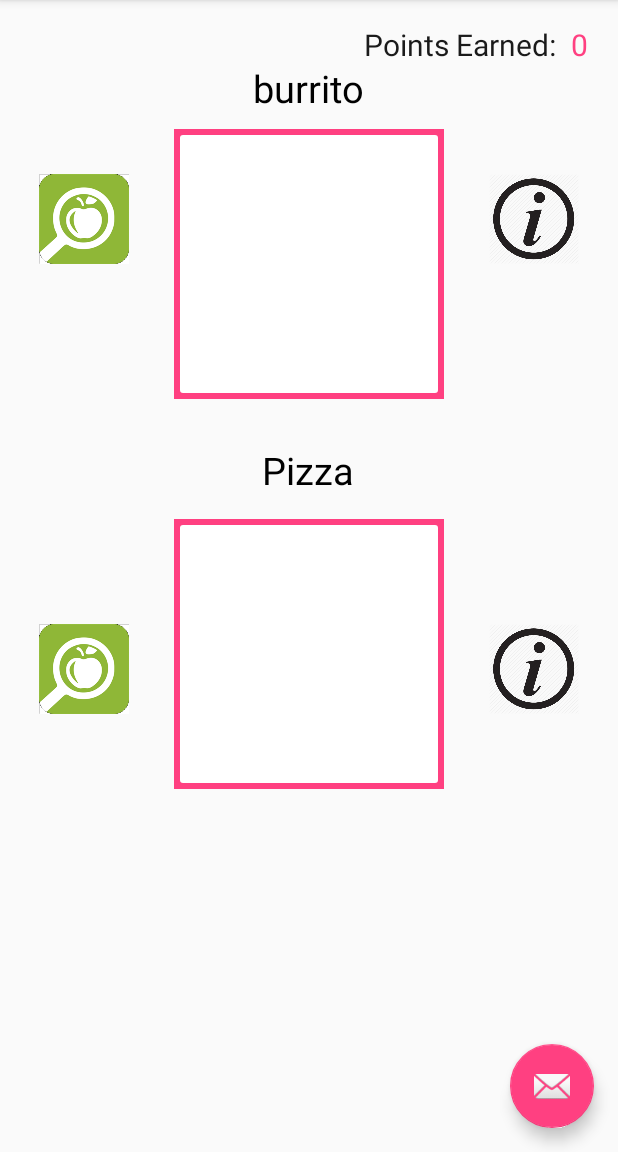
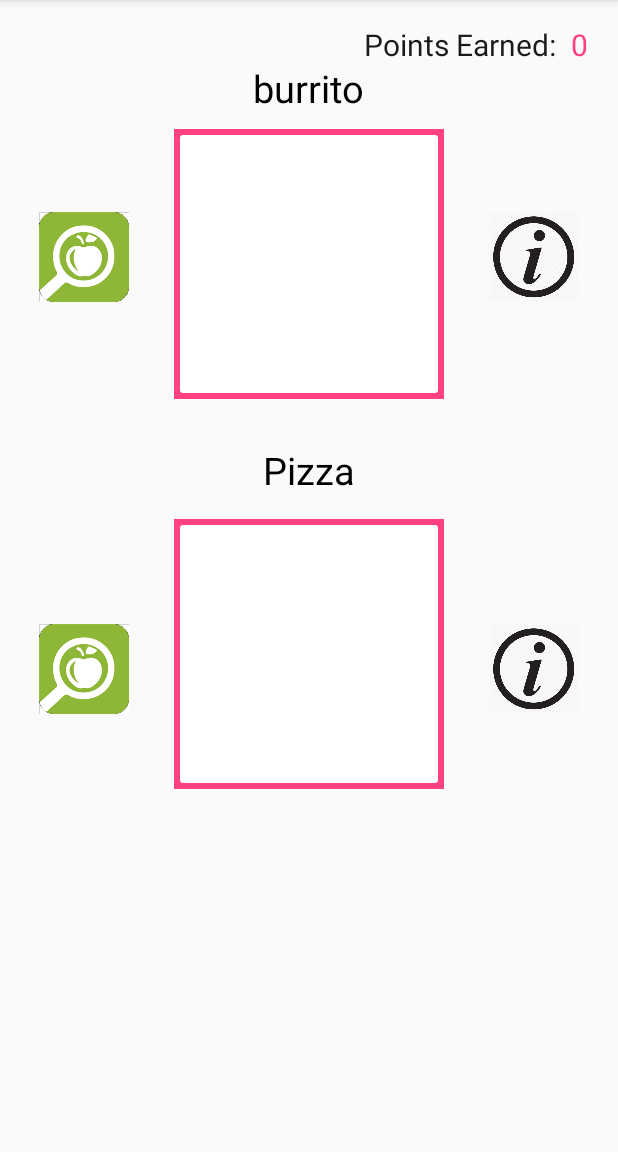
Before and after one commit to DabeLong/Health4Kids, an Android app: the screen it shows after launch (MainActivity), on a phone screen of 412 x 824 dp, the part 84-1236 px from its top. Run offline under Robolectric (Android 15) with nearby library versions, the phone set to English and light mode, and no system bars; 2 statements that could not run were skipped.

Commit message:
UI fixes

```diff
--- a/app/src/main/java/template/healthgame/MainActivity.java
+++ b/app/src/main/java/template/healthgame/MainActivity.java
@@ -132,15 +132,6 @@ public class MainActivity extends AppCompatActivity {
         setContentView(R.layout.activity_main);
         Toolbar toolbar = (Toolbar) findViewById(R.id.toolbar);
         setSupportActionBar(toolbar);
-
-        FloatingActionButton fab = (FloatingActionButton) findViewById(R.id.fab);
-        fab.setOnClickListener(new View.OnClickListener() {
-            @Override
-            public void onClick(View view) {
-                Snackbar.make(view, "Replace with your own action", Snackbar.LENGTH_LONG)
-                        .setAction("Action", null).show();
-            }
-        });
 
         final MainActivity activity = this;
 
@@ -298,7 +289,13 @@ public class MainActivity extends AppCompatActivity {
 
         // set dialog message
         alertDialogBuilder
-                .setMessage("Choose the healthier food between the two. Earn points and unlock new rewards.");
+                .setMessage("Choose the healthier food between the two. Earn points and unlock new rewards.")
+                .setPositiveButton("Okay", new DialogInterface.OnClickListener() {
+                    @Override
+                    public void onClick(DialogInterface dialogInterface, int i) {
+
+                    }
+                });
 
         // create alert dialog
         AlertDialog alertDialog = alertDialogBuilder.create();
--- a/app/src/main/res/layout/activity_main.xml
+++ b/app/src/main/res/layout/activity_main.xml
@@ -23,12 +23,5 @@
 
     <include layout="@layout/content_main" />
 
-    <android.support.design.widget.FloatingActionButton
-        android:id="@+id/fab"
-        android:layout_width="wrap_content"
-        android:layout_height="wrap_content"
-        android:layout_gravity="bottom|end"
-        android:layout_margin="@dimen/fab_margin"
-        app:srcCompat="@android:drawable/ic_dialog_email" />
 
 </android.support.design.widget.CoordinatorLayout>
--- a/app/src/main/res/layout/content_main.xml
+++ b/app/src/main/res/layout/content_main.xml
@@ -35,7 +35,7 @@
     <TextView
         android:id="@+id/top_food_name"
         android:layout_marginTop="25dp"
-        android:layout_width="150dp"
+        android:layout_width="wrap_content"
         android:layout_height="wrap_content"
         android:textColor="@color/colorBlack"
         android:gravity="center"
@@ -53,27 +53,18 @@
     </template.healthgame.FoodCardView>
 
     <ImageView
-        android:id="@+id/top_food_nutrition"
-        android:layout_toLeftOf="@+id/top_food_card"
-        android:layout_marginRight="30dp"
-        android:layout_marginTop="100dp"
+        android:id="@+id/top_food_description"
         android:layout_width="60dp"
         android:layout_height="60dp"
-        android:background="@drawable/nutrition_icon"/>
-
-    <ImageView
-        android:id="@+id/top_food_description"
-        android:layout_toRightOf="@+id/top_food_card"
         android:layout_marginLeft="30dp"
-        android:layout_marginTop="100dp"
-        android:layout_width="60dp"
-        android:layout_height="60dp"
+        android:layout_marginTop="125dp"
+        android:layout_toRightOf="@id/top_food_card"
         android:background="@drawable/info_icon"/>
 
 
     <TextView
         android:id="@+id/bottom_food_name"
-        android:layout_width="150dp"
+        android:layout_width="wrap_content"
         android:layout_height="wrap_content"
         android:layout_marginLeft="30dp"
         android:layout_marginTop="280dp"
@@ -114,9 +105,14 @@
         android:layout_height="60dp"
         android:background="@drawable/info_icon"/>
 
-
-
-
+    <ImageView
+        android:id="@+id/top_food_nutrition"
+        android:layout_width="60dp"
+        android:layout_height="60dp"
+        android:layout_marginRight="30dp"
+        android:layout_marginTop="125dp"
+        android:layout_toLeftOf="@id/top_food_card"
+        android:background="@drawable/nutrition_icon" />
 
 
 </RelativeLayout>
--- a/app/src/main/res/values/strings.xml
+++ b/app/src/main/res/values/strings.xml
@@ -31,7 +31,7 @@
     <string name="pizza_type">Entré</string>
     <string name="pizza_description">
         Pizza is a flatbread generally topped with tomato sauce and cheese and baked in an oven.
-        It is commonly topped with a selection of meats, vegetables and condiments. Who doesn't love pizza?
+        It is commonly topped with a selection of meats, vegetables and condiments. Who doesn\'t love pizza?
         </string>
     <string name="salad_meal">Lunch, Dinner</string>
     <string name="salad_type">Entré</string>
```
